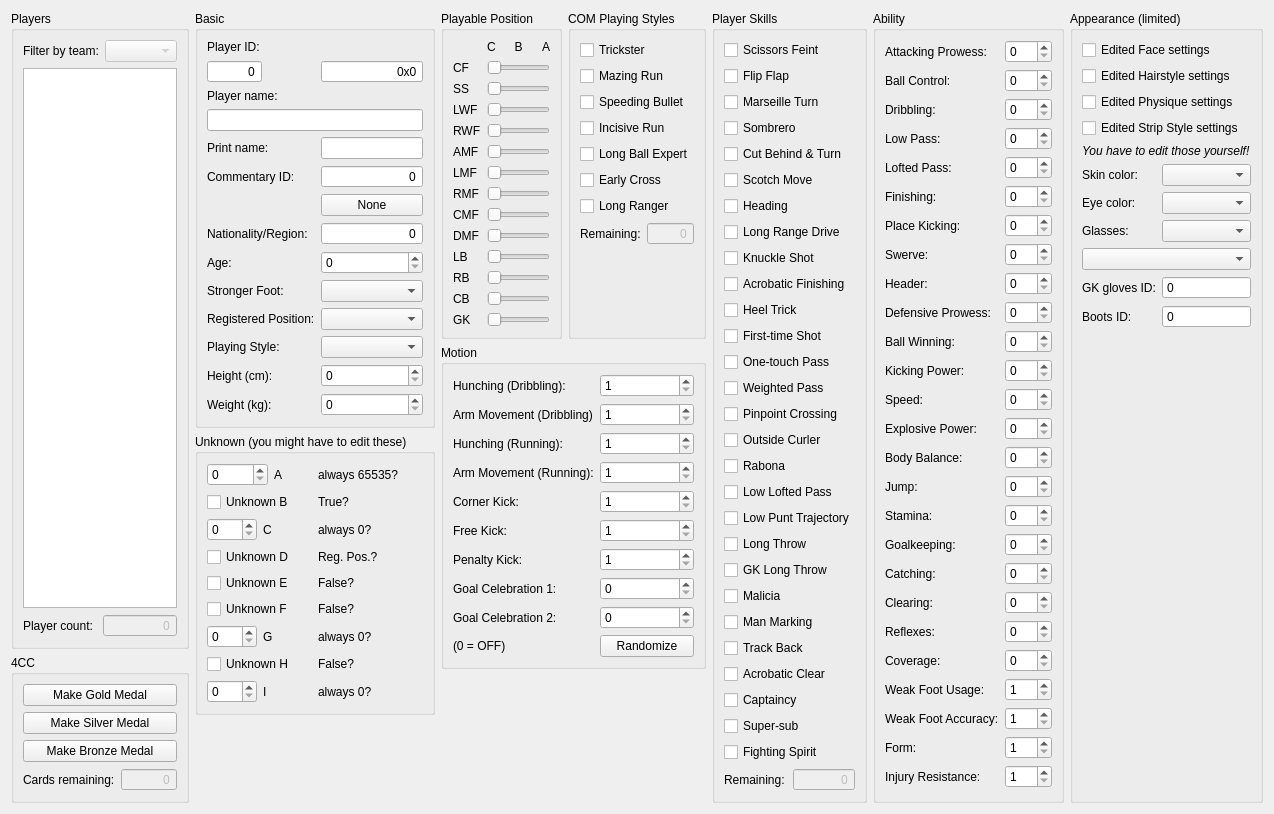
The window that ui/Ui_players.ui (the4chancup/RigIt) describes before a commit, drawn with Qt 5.
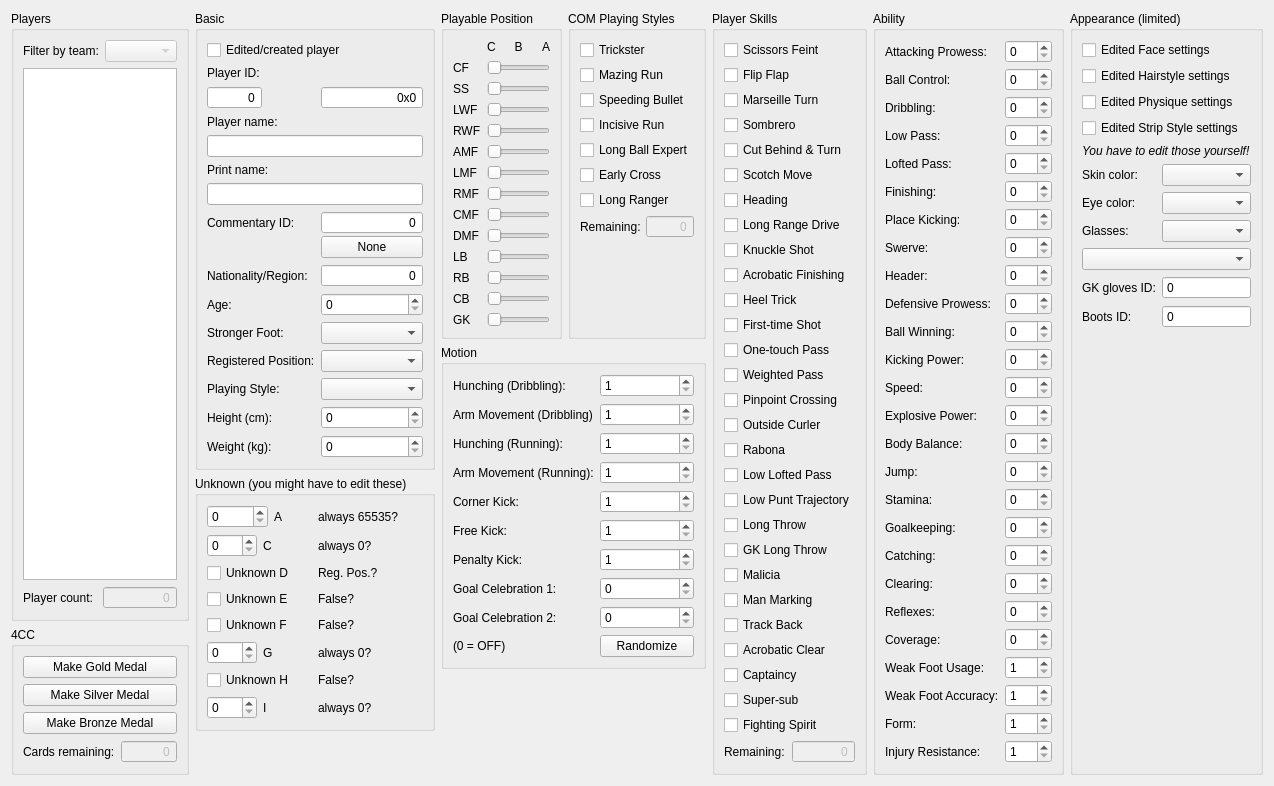
The same window after the commit.

Commit message: Resolved PlayerEntry's UnknownB to Edited/Created player and fixed handling of players with no appearance data

```diff
--- a/ui/Ui_players.ui
+++ b/ui/Ui_players.ui
@@ -6,8 +6,8 @@
    <rect>
     <x>0</x>
     <y>0</y>
-    <width>1188</width>
-    <height>730</height>
+    <width>1200</width>
+    <height>720</height>
    </rect>
   </property>
   <property name="windowTitle">
@@ -150,14 +150,21 @@
         <string>Basic</string>
        </property>
        <layout class="QFormLayout" name="formLayout_2">
-        <item row="2" column="0" colspan="2">
+        <item row="0" column="0" colspan="2">
+         <widget class="QCheckBox" name="chbEditedCreatedPlayer">
+          <property name="text">
+           <string>Edited/created player</string>
+          </property>
+         </widget>
+        </item>
+        <item row="1" column="0" colspan="2">
          <widget class="QLabel" name="lblPlayerId">
           <property name="text">
            <string>Player ID:</string>
           </property>
          </widget>
         </item>
-        <item row="4" column="0">
+        <item row="2" column="0">
          <widget class="QSpinBox" name="spxPlayerId">
           <property name="alignment">
            <set>Qt::AlignRight|Qt::AlignTrailing|Qt::AlignVCenter</set>
@@ -179,7 +186,7 @@
           </property>
          </widget>
         </item>
-        <item row="4" column="1">
+        <item row="2" column="1">
          <widget class="QSpinBox" name="spxPlayerIdHex">
           <property name="enabled">
            <bool>true</bool>
@@ -207,168 +214,171 @@
           </property>
          </widget>
         </item>
-        <item row="6" column="0" colspan="2">
+        <item row="3" column="0" colspan="2">
          <widget class="QLabel" name="lblPlayerName">
           <property name="text">
            <string>Player name:</string>
           </property>
          </widget>
         </item>
-        <item row="7" column="0" colspan="2">
+        <item row="4" column="0" colspan="2">
          <widget class="QLineEdit" name="ldtPlayerName">
           <property name="maxLength">
            <number>45</number>
           </property>
          </widget>
         </item>
-        <item row="11" column="0">
+        <item row="5" column="0" colspan="2">
+         <widget class="QLabel" name="lblPrintName">
+          <property name="text">
+           <string>Print name:</string>
+          </property>
+         </widget>
+        </item>
+        <item row="6" column="0" colspan="2">
+         <widget class="QLineEdit" name="ldtPrintName">
+          <property name="maxLength">
+           <number>15</number>
+          </property>
+         </widget>
+        </item>
+        <item row="7" column="0">
          <widget class="QLabel" name="lblCommentaryId">
           <property name="text">
            <string>Commentary ID:</string>
           </property>
          </widget>
         </item>
-        <item row="11" column="1">
-         <layout class="QHBoxLayout" name="layoutCommentaryId">
-          <item>
-           <widget class="QSpinBox" name="spxCommentaryId">
-            <property name="alignment">
-             <set>Qt::AlignRight|Qt::AlignTrailing|Qt::AlignVCenter</set>
-            </property>
-            <property name="buttonSymbols">
-             <enum>QAbstractSpinBox::NoButtons</enum>
-            </property>
-            <property name="minimum">
-             <number>-2147483647</number>
-            </property>
-            <property name="maximum">
-             <number>2147483647</number>
-            </property>
-            <property name="value">
-             <number>0</number>
-            </property>
-           </widget>
-          </item>
-         </layout>
-        </item>
-        <item row="12" column="1">
-         <widget class="QPushButton" name="btnCommentaryNone">
-          <property name="text">
-           <string>None</string>
-          </property>
-         </widget>
-        </item>
-        <item row="13" column="0">
+        <item row="8" column="0">
          <widget class="QLabel" name="lblNationalityRegion">
           <property name="text">
            <string>Nationality/Region:</string>
           </property>
          </widget>
         </item>
-        <item row="14" column="0">
+        <item row="8" column="1">
+         <widget class="QSpinBox" name="spxNationalityRegion">
+          <property name="alignment">
+           <set>Qt::AlignRight|Qt::AlignTrailing|Qt::AlignVCenter</set>
+          </property>
+          <property name="buttonSymbols">
+           <enum>QAbstractSpinBox::NoButtons</enum>
+          </property>
+          <property name="minimum">
+           <number>0</number>
+          </property>
+          <property name="maximum">
+           <number>65535</number>
+          </property>
+          <property name="value">
+           <number>0</number>
+          </property>
+         </widget>
+        </item>
+        <item row="9" column="0">
          <widget class="QLabel" name="lblAge">
           <property name="text">
            <string>Age:</string>
           </property>
          </widget>
         </item>
-        <item row="14" column="1">
+        <item row="9" column="1">
          <widget class="QSpinBox" name="spxAge">
           <property name="maximum">
            <number>63</number>
           </property>
          </widget>
         </item>
-        <item row="15" column="0">
+        <item row="10" column="0">
          <widget class="QLabel" name="lblStrongerFoot">
           <property name="text">
            <string>Stronger Foot:</string>
           </property>
          </widget>
         </item>
-        <item row="17" column="0">
+        <item row="10" column="1">
+         <widget class="QComboBox" name="cbxStrongerFoot"/>
+        </item>
+        <item row="11" column="0">
          <widget class="QLabel" name="lblRegisteredPosition">
           <property name="text">
            <string>Registered Position:</string>
           </property>
          </widget>
         </item>
-        <item row="17" column="1">
+        <item row="11" column="1">
          <widget class="QComboBox" name="cbxRegisteredPosition"/>
         </item>
-        <item row="18" column="0">
+        <item row="12" column="0">
          <widget class="QLabel" name="lblPlayingStyle">
           <property name="text">
            <string>Playing Style:</string>
           </property>
          </widget>
         </item>
-        <item row="18" column="1">
+        <item row="12" column="1">
          <widget class="QComboBox" name="cbxPlayingStyle"/>
         </item>
-        <item row="19" column="0">
+        <item row="13" column="0">
          <widget class="QLabel" name="lblHeight">
           <property name="text">
            <string>Height (cm):</string>
           </property>
          </widget>
         </item>
-        <item row="19" column="1">
+        <item row="13" column="1">
          <widget class="QSpinBox" name="spxHeight">
           <property name="maximum">
            <number>255</number>
           </property>
          </widget>
         </item>
-        <item row="20" column="0">
+        <item row="14" column="0">
          <widget class="QLabel" name="lblWeight">
           <property name="text">
            <string>Weight (kg):</string>
           </property>
          </widget>
         </item>
-        <item row="20" column="1">
+        <item row="14" column="1">
          <widget class="QSpinBox" name="spxWeight">
           <property name="maximum">
            <number>255</number>
           </property>
          </widget>
         </item>
-        <item row="8" column="0">
-         <widget class="QLabel" name="lblPrintName">
-          <property name="text">
-           <string>Print name:</string>
+        <item row="7" column="1">
+         <layout class="QVBoxLayout" name="verticalLayout">
+          <property name="spacing">
+           <number>2</number>
           </property>
-         </widget>
-        </item>
-        <item row="8" column="1">
-         <widget class="QLineEdit" name="ldtPrintName">
-          <property name="maxLength">
-           <number>15</number>
-          </property>
-         </widget>
-        </item>
-        <item row="13" column="1">
-         <widget class="QSpinBox" name="spxNationalityRegion">
-          <property name="alignment">
-           <set>Qt::AlignRight|Qt::AlignTrailing|Qt::AlignVCenter</set>
-          </property>
-          <property name="buttonSymbols">
-           <enum>QAbstractSpinBox::NoButtons</enum>
-          </property>
-          <property name="minimum">
-           <number>0</number>
-          </property>
-          <property name="maximum">
-           <number>65535</number>
-          </property>
-          <property name="value">
-           <number>0</number>
-          </property>
-         </widget>
-        </item>
-        <item row="15" column="1">
-         <widget class="QComboBox" name="cbxStrongerFoot"/>
+          <item>
+           <widget class="QSpinBox" name="spxCommentaryId">
+            <property name="alignment">
+             <set>Qt::AlignRight|Qt::AlignTrailing|Qt::AlignVCenter</set>
+            </property>
+            <property name="buttonSymbols">
+             <enum>QAbstractSpinBox::NoButtons</enum>
+            </property>
+            <property name="minimum">
+             <number>-2147483647</number>
+            </property>
+            <property name="maximum">
+             <number>2147483647</number>
+            </property>
+            <property name="value">
+             <number>0</number>
+            </property>
+           </widget>
+          </item>
+          <item>
+           <widget class="QPushButton" name="btnCommentaryNone">
+            <property name="text">
+             <string>None</string>
+            </property>
+           </widget>
+          </item>
+         </layout>
         </item>
        </layout>
       </widget>
@@ -379,13 +389,6 @@
         <string>Unknown (you might have to edit these)</string>
        </property>
        <layout class="QGridLayout" name="gridLayout">
-        <item row="3" column="2">
-         <widget class="QLabel" name="lblUnknownBInfo">
-          <property name="text">
-           <string>True?</string>
-          </property>
-         </widget>
-        </item>
         <item row="0" column="2">
          <widget class="QLabel" name="lblUnknownAInfo">
           <property name="text">
@@ -393,13 +396,6 @@
           </property>
          </widget>
         </item>
-        <item row="3" column="1">
-         <widget class="QCheckBox" name="chbUnknownB">
-          <property name="text">
-           <string>Unknown B</string>
-          </property>
-         </widget>
-        </item>
         <item row="11" column="1">
          <layout class="QHBoxLayout" name="layoutUnknownG">
           <item>
@@ -901,6 +897,9 @@
           <string>COM Playing Styles</string>
          </property>
          <layout class="QVBoxLayout" name="verticalLayout_3">
+          <property name="spacing">
+           <number>5</number>
+          </property>
           <item>
            <widget class="QCheckBox" name="chbTrickster">
             <property name="text">
@@ -1170,6 +1169,9 @@
         <string>Player Skills</string>
        </property>
        <layout class="QVBoxLayout" name="verticalLayout_7">
+        <property name="spacing">
+         <number>5</number>
+        </property>
         <item>
          <widget class="QCheckBox" name="chbScissorsFeint">
           <property name="text">
@@ -1422,6 +1424,9 @@
         <string>Ability</string>
        </property>
        <layout class="QFormLayout" name="formLayout">
+        <property name="verticalSpacing">
+         <number>5</number>
+        </property>
         <item row="0" column="0">
          <widget class="QLabel" name="lblAttackingProwess">
           <property name="text">
```
Left out of the diff: 103 changed lines with no effect on the pictures. The commit also changes 4 other files.
